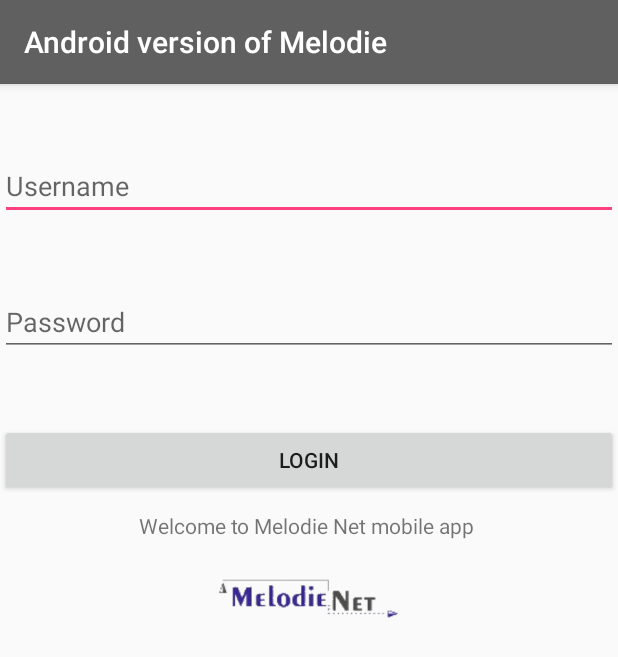
After one commit to mordohaw/MelodieAndroid, an Android app: the LoginActivity screen opened directly, with no data from a screen before it, on a phone screen of 412 x 824 dp. The commit adds this screen. Shown: the top 657 px of the screen. Run offline under Robolectric (Android 15) with nearby library versions, the phone set to English and light mode, and no system bars.

Commit message:
02/05 Add the login module in the Melodie Android Application

```diff
--- a/MelodieAndroidV4.4/app/build.gradle
+++ b/MelodieAndroidV4.4/app/build.gradle
@@ -24,8 +24,9 @@
     androidTestCompile('com.android.support.test.espresso:espresso-core:2.2.2', {
         exclude group: 'com.android.support', module: 'support-annotations'
     })
+    compile project(':jtds-1.2.8')
     compile 'com.android.support:appcompat-v7:25.3.1'
     compile 'com.android.support.constraint:constraint-layout:1.0.2'
+    compile 'com.google.code.gson:gson:2.2.4'
     testCompile 'junit:junit:4.12'
-    compile 'com.google.code.gson:gson:2.2.4'
 }
--- a/MelodieAndroidV4.4/app/src/main/java/com/example/williammordohay/melodieandroidv44/ViewsActivity.java
+++ b/MelodieAndroidV4.4/app/src/main/java/com/example/williammordohay/melodieandroidv44/Activities/ViewsActivity.java
@@ -1,12 +1,10 @@
-package com.example.williammordohay.melodieandroidv44;
+package com.example.williammordohay.melodieandroidv44.Activities;
 
 import android.os.Bundle;
 import android.support.v4.widget.SwipeRefreshLayout;
 import android.support.v7.app.AppCompatActivity;
 import android.widget.ListView;
 
-import android.content.Context;
-import android.content.Intent;
 import android.content.SharedPreferences;
 import android.preference.PreferenceManager;
 import android.view.View;
@@ -16,6 +14,7 @@
 import com.example.williammordohay.melodieandroidv44.Cell.CellObject;
 import com.example.williammordohay.melodieandroidv44.Product.ProductAdapter;
 import com.example.williammordohay.melodieandroidv44.Product.ProductObject;
+import com.example.williammordohay.melodieandroidv44.R;
 import com.example.williammordohay.melodieandroidv44.ServiceManager.WebService;
 
 import java.util.ArrayList;
--- /dev/null
+++ b/MelodieAndroidV4.4/app/src/main/res/layout/activity_login.xml
@@ -0,0 +1,67 @@
+<?xml version="1.0" encoding="utf-8"?>
+<LinearLayout xmlns:android="http://schemas.android.com/apk/res/android"
+    xmlns:tools="http://schemas.android.com/tools"
+    android:layout_width="match_parent"
+    android:layout_height="match_parent"
+    xmlns:app="http://schemas.android.com/apk/res-auto"
+    android:orientation="vertical"
+    tools:context="com.example.williammordohay.melodieandroidv44.Activities.LoginActivity"
+    android:weightSum="1">
+
+    <EditText
+        android:id="@+id/loginUsername"
+        android:layout_width="match_parent"
+        android:layout_height="wrap_content"
+        android:layout_alignParentStart="true"
+        android:layout_alignParentTop="true"
+        android:layout_marginTop="45dp"
+        android:ems="10"
+        android:hint="@string/Username"
+        android:inputType="textPersonName" />
+
+    <EditText
+        android:id="@+id/loginPassword"
+        android:layout_width="match_parent"
+        android:layout_height="wrap_content"
+        android:layout_alignParentStart="true"
+        android:inputType="textPassword"
+        android:layout_marginTop="45dp"
+        android:ems="10"
+        />
+
+    <Button
+        android:id="@+id/loginButton"
+        android:layout_width="match_parent"
+        android:layout_height="wrap_content"
+        android:layout_marginTop="45dp"
+        android:layout_centerHorizontal="true"
+        android:layout_centerVertical="true"
+        android:text="@string/Login" />
+
+    <TextView
+        android:id="@+id/registerLink"
+        android:layout_width="match_parent"
+        android:layout_height="wrap_content"
+        android:layout_marginTop="10dp"
+        android:gravity="center"
+        android:text="Welcome to Melodie Net mobile app " />
+
+    <ProgressBar
+        android:id="@+id/progressBar"
+        style="?android:attr/progressBarStyleHorizontal"
+        android:layout_marginTop="56dp"
+        android:layout_width="match_parent"
+        android:layout_height="wrap_content"
+        android:layout_weight="0.04" />
+
+    <ImageView
+        android:id="@+id/MelodieLogo"
+        android:layout_width="135dp"
+        android:layout_height="78dp"
+        android:layout_gravity="center"
+        android:layout_marginBottom="21dp"
+        app:srcCompat="@drawable/logo_melodie_ssfond"
+        tools:layout_editor_absoluteX="16dp"
+        tools:layout_editor_absoluteY="392dp" />
+
+</LinearLayout>
--- a/MelodieAndroidV4.4/app/src/main/res/layout/activity_machine.xml
+++ b/MelodieAndroidV4.4/app/src/main/res/layout/activity_machine.xml
@@ -5,7 +5,7 @@
     android:layout_width="match_parent"
     android:layout_height="match_parent"
     android:background="@color/generalBackground"
-    tools:context="com.example.williammordohay.melodieandroidv44.ViewsActivity">
+    tools:context="com.example.williammordohay.melodieandroidv44.Activities.ViewsActivity">
 
     <ImageButton
         android:id="@+id/previousButton"
--- a/MelodieAndroidV4.4/app/src/main/res/layout/activity_menu.xml
+++ b/MelodieAndroidV4.4/app/src/main/res/layout/activity_menu.xml
@@ -5,7 +5,7 @@
     android:layout_width="match_parent"
     android:layout_height="match_parent"
     android:background="@color/generalBackground"
-    tools:context="com.example.williammordohay.melodieandroidv44.Menu">
+    tools:context="com.example.williammordohay.melodieandroidv44.Activities.MenuActivity">
     <ImageButton
         android:id="@+id/quitButton"
         android:layout_width="40dp"
--- a/MelodieAndroidV4.4/app/src/main/res/layout/activity_production.xml
+++ b/MelodieAndroidV4.4/app/src/main/res/layout/activity_production.xml
@@ -5,7 +5,7 @@
     android:layout_width="match_parent"
     android:layout_height="match_parent"
     android:background="@color/generalBackground"
-    tools:context="com.example.williammordohay.melodieandroidv44.ViewsActivity">
+    tools:context="com.example.williammordohay.melodieandroidv44.Activities.ViewsActivity">
 
     <ImageButton
         android:id="@+id/previousButton"
--- a/MelodieAndroidV4.4/app/src/main/res/layout/activity_splash.xml
+++ b/MelodieAndroidV4.4/app/src/main/res/layout/activity_splash.xml
@@ -4,7 +4,7 @@
     xmlns:tools="http://schemas.android.com/tools"
     android:layout_width="match_parent"
     android:layout_height="match_parent"
-    tools:context="com.example.williammordohay.melodieandroidv44.SplashActivity"
+    tools:context="com.example.williammordohay.melodieandroidv44.Activities.SplashActivity"
     android:background="@drawable/backgrd2">
 
     <ImageView
--- a/MelodieAndroidV4.4/app/src/main/res/values/strings.xml
+++ b/MelodieAndroidV4.4/app/src/main/res/values/strings.xml
@@ -42,4 +42,10 @@
     <string name="ref">Ref</string>
     <string name="good">Good</string>
     <string name="bad">Bad</string>
+
+    <!-- login strings
+    -->
+    <string name="Username">Username</string>
+    <string name="sign_up_password">Password</string>
+    <string name="Login">Login</string>
 </resources>
--- /dev/null
+++ b/MelodieAndroidV4.4/jtds-1.2.8/build.gradle
@@ -0,0 +1,2 @@
+configurations.maybeCreate("default")
+artifacts.add("default", file('jtds-1.2.8.jar'))
--- a/MelodieAndroidV4.4/settings.gradle
+++ b/MelodieAndroidV4.4/settings.gradle
@@ -1 +1 @@
-include ':app'
+include ':app', ':jtds-1.2.8'
```
Also changed, not shown: MelodieAndroidV4.4/app/src/main/AndroidManifest.xml (+5 -4 lines), MelodieAndroidV4.4/app/src/main/java/com/example/williammordohay/melodieandroidv44/Activities/LoginActivity.java (added, +207 -0 lines), MelodieAndroidV4.4/app/src/main/java/com/example/williammordohay/melodieandroidv44/Activities/MenuActivity.java (renamed from MelodieAndroidV4.4/app/src/main/java/com/example/williammordohay/melodieandroidv44/Menu.java, +5 -4 lines), MelodieAndroidV4.4/app/src/main/java/com/example/williammordohay/melodieandroidv44/Activities/SplashActivity.java (renamed from MelodieAndroidV4.4/app/src/main/java/com/example/williammordohay/melodieandroidv44/SplashActivity.java, +4 -5 lines), MelodieAndroidV4.4/app/src/main/java/com/example/williammordohay/melodieandroidv44/Security/HashPassword.java (added, +35 -0 lines), 4 other files.
